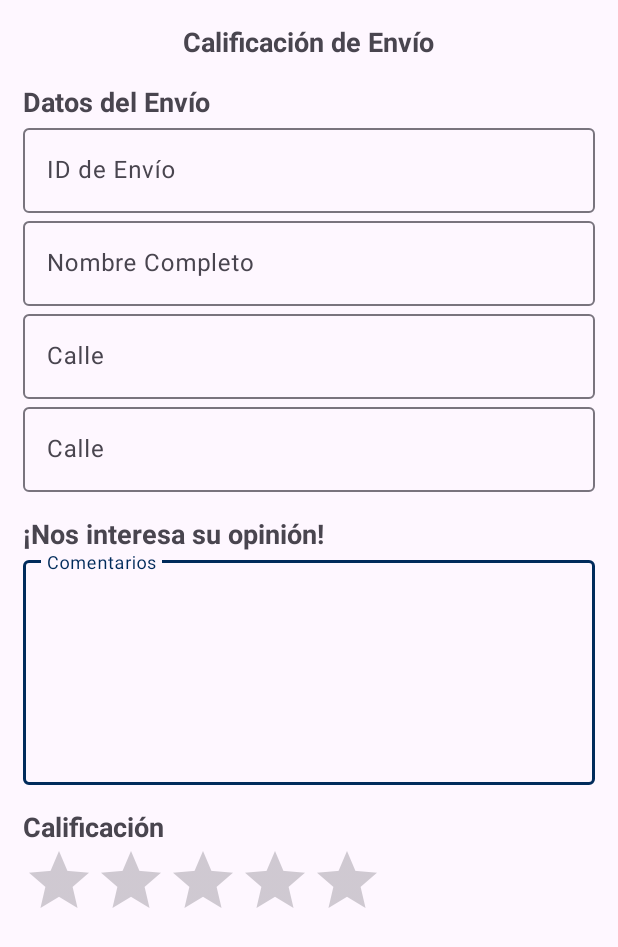
After one commit to Hannia946/proyectoMovil, an Android app: the CalificacionEnvioActivity screen opened directly, with no data from a screen before it, on a phone screen of 412 x 824 dp. The commit adds this screen. Shown: the top 947 px of the screen. Run offline under Robolectric (Android 15) with nearby library versions, the phone set to English and light mode, and no system bars.

Commit message:
Varios cambios: historial envios, calificaciónEnvio

```diff
--- a/app/src/main/AndroidManifest.xml
+++ b/app/src/main/AndroidManifest.xml
@@ -12,6 +12,9 @@
         android:supportsRtl="true"
         android:theme="@style/Theme.Proyecto"
         tools:targetApi="31">
+        <activity
+            android:name=".cliente.CalificacionEnvioActivity"
+            android:exported="false" />
         <activity
             android:name=".Repartidor.RepartidorHomeActivity"
             android:exported="false" />
--- a/app/src/main/java/com/example/proyecto/EnvioAdapter.kt
+++ b/app/src/main/java/com/example/proyecto/EnvioAdapter.kt
@@ -1,12 +1,14 @@
 package com.example.proyecto
 
+import android.content.Context
+import android.content.Intent
 import android.view.LayoutInflater
 import android.view.ViewGroup
 import androidx.recyclerview.widget.RecyclerView
+import com.example.proyecto.cliente.CalificacionEnvioActivity
 import com.example.proyecto.databinding.ItemEnvioBinding
-import com.example.proyecto.Envio
 
-class EnvioAdapter(private val listaEnvios: MutableList<Envio>) : RecyclerView.Adapter<EnvioAdapter.EnvioViewHolder>() {
+class EnvioAdapter(private val contexto: Context, private val listaEnvios: MutableList<Envio>) : RecyclerView.Adapter<EnvioAdapter.EnvioViewHolder>() {
 
     inner class EnvioViewHolder(val binding: ItemEnvioBinding) : RecyclerView.ViewHolder(binding.root)
 
@@ -23,8 +25,28 @@ class EnvioAdapter(private val listaEnvios: MutableList<Envio>) : RecyclerView.A
             tvDestinatario.text = "Destinatario: ${envio.nombreDestinatario} ${envio.apellidoDestinatario}"
             tvDireccionOrigen.text = "Origen: ${envio.calleRemitente} ${envio.noRemitente}, ${envio.coloniaRemitente}, ${envio.estadoRemitente}"
             tvDireccionDestino.text = "Destino: ${envio.calleDestinatario} ${envio.noDestinatario}, ${envio.coloniaDestinatario}, ${envio.estadoDestinatario}"
+            btnCalificar.setOnClickListener{calificacion(envio)}
         }
+
     }
+
+    private fun calificacion(envio :Envio) {
+        val intent = Intent(contexto, CalificacionEnvioActivity::class.java).apply {
+            putExtra("id", envio.id)
+            putExtra("calle", envio.calleRemitente)
+            putExtra("no", envio.noRemitente)
+            putExtra("colonia", envio.coloniaRemitente)
+            putExtra("estado", envio.estadoRemitente)
+
+            putExtra("calleD", envio.calleDestinatario)
+            putExtra("noD", envio.noDestinatario)
+            putExtra("coloniaD", envio.coloniaDestinatario)
+            putExtra("estadoD", envio.estadoDestinatario)
+
+        }
+        contexto.startActivity(intent)
+    }
+
 
     override fun getItemCount(): Int = listaEnvios.size
 }
--- /dev/null
+++ b/app/src/main/java/com/example/proyecto/cliente/CalificacionEnvioActivity.kt
@@ -0,0 +1,21 @@
+package com.example.proyecto.cliente
+
+import android.os.Bundle
+import androidx.activity.enableEdgeToEdge
+import androidx.appcompat.app.AppCompatActivity
+import androidx.core.view.ViewCompat
+import androidx.core.view.WindowInsetsCompat
+import com.example.proyecto.R
+
+class CalificacionEnvioActivity : AppCompatActivity() {
+    override fun onCreate(savedInstanceState: Bundle?) {
+        super.onCreate(savedInstanceState)
+        enableEdgeToEdge()
+        setContentView(R.layout.activity_calificacion_envio)
+        ViewCompat.setOnApplyWindowInsetsListener(findViewById(R.id.main)) { v, insets ->
+            val systemBars = insets.getInsets(WindowInsetsCompat.Type.systemBars())
+            v.setPadding(systemBars.left, systemBars.top, systemBars.right, systemBars.bottom)
+            insets
+        }
+    }
+}
--- a/app/src/main/java/com/example/proyecto/cliente/bottom_nav_fragments_cliente/FragmentHistorialEnviosCliente.kt
+++ b/app/src/main/java/com/example/proyecto/cliente/bottom_nav_fragments_cliente/FragmentHistorialEnviosCliente.kt
@@ -26,13 +26,16 @@ class FragmentHistorialEnviosCliente : Fragment() {
     override fun onViewCreated(view: View, savedInstanceState: Bundle?) {
         super.onViewCreated(view, savedInstanceState)
 
-        val adapter = EnvioAdapter(Datos.solicitudes)
+        val adapter = EnvioAdapter(requireContext(),Datos.solicitudes)
         binding.recyclerHistorial.layoutManager = LinearLayoutManager(requireContext())
         binding.recyclerHistorial.adapter = adapter
+
+
     }
 
     override fun onDestroyView() {
         super.onDestroyView()
         _binding = null
     }
+
 }
--- a/app/src/main/java/com/example/proyecto/cliente/bottom_nav_fragments_cliente/FragmentRegistroEnvioCliente.kt
+++ b/app/src/main/java/com/example/proyecto/cliente/bottom_nav_fragments_cliente/FragmentRegistroEnvioCliente.kt
@@ -46,6 +46,11 @@ class FragmentRegistroEnvioCliente : Fragment() {
         binding.SpinnerQtyPzas.adapter = adapterPiezas
 
         binding.btnRegistrarEnvio.setOnClickListener {
+            registrarEnvio()
+        }
+    }
+
+    private fun registrarEnvio(){
         val rNombre = binding.etNombreCompletoR.text.toString()
         val rApellido = binding.etApellidosR.text.toString()
         val rTel = binding.etTelefonoR.text.toString()
@@ -79,7 +84,7 @@ class FragmentRegistroEnvioCliente : Fragment() {
                 .setMessage("Llena todos los campos obligatorios")
                 .setPositiveButton("Aceptar") { dialog, _ -> dialog.dismiss() }
                 .show()
-                return@setOnClickListener
+            //return@setOnClickListener
         }
 
         // Mostrar ProgressBar
@@ -109,7 +114,6 @@ class FragmentRegistroEnvioCliente : Fragment() {
 
         }, 1500) // 1.5 segundos
 
-        }
     }
 
     private fun limpiarCampos() {
--- /dev/null
+++ b/app/src/main/res/layout/activity_calificacion_envio.xml
@@ -0,0 +1,139 @@
+<?xml version="1.0" encoding="utf-8"?>
+<ScrollView xmlns:android="http://schemas.android.com/apk/res/android"
+    xmlns:app="http://schemas.android.com/apk/res-auto"
+    xmlns:tools="http://schemas.android.com/tools"
+    android:id="@+id/main"
+    android:layout_width="match_parent"
+    android:layout_height="match_parent"
+    tools:context=".cliente.CalificacionEnvioActivity">
+
+    <androidx.appcompat.widget.LinearLayoutCompat
+        android:layout_width="match_parent"
+        android:layout_height="wrap_content"
+        android:orientation="vertical"
+        android:paddingStart="15dp"
+        android:paddingEnd="15dp"
+        android:paddingTop="15dp"
+        android:paddingBottom="80dp">
+
+        <TextView
+            android:text="@string/tituloCalificacion"
+            android:layout_gravity="center"
+            android:textSize="18sp"
+            android:textStyle="bold"
+            android:layout_width="wrap_content"
+            android:layout_height="wrap_content"/>
+
+        <TextView
+            android:text="@string/datosEnvio"
+            android:layout_gravity="start"
+            android:textSize="18sp"
+            android:textStyle="bold"
+            android:layout_marginTop="15dp"
+            android:layout_width="wrap_content"
+            android:layout_height="wrap_content"/>
+
+        <!--ID del envío-->
+        <com.google.android.material.textfield.TextInputLayout
+            android:layout_width="match_parent"
+            android:layout_height="wrap_content">
+
+            <EditText
+                android:hint="@string/etID"
+                android:id="@+id/etIdEnvio"
+                android:enabled="false"
+                android:layout_gravity="center"
+                android:layout_marginTop="15dp"
+                android:layout_width="match_parent"
+                android:layout_height="wrap_content"/>
+
+        </com.google.android.material.textfield.TextInputLayout>
+
+        <!--Nombre-->
+        <com.google.android.material.textfield.TextInputLayout
+            android:layout_width="match_parent"
+            android:layout_height="wrap_content">
+            <EditText
+                android:hint="@string/etNombreCompleto"
+                android:id="@+id/etNombreR"
+                android:enabled="false"
+                android:layout_gravity="center"
+                android:layout_marginTop="15dp"
+                android:layout_width="match_parent"
+                android:layout_height="wrap_content"/>
+
+        </com.google.android.material.textfield.TextInputLayout>
+
+
+        <!--Dirección de remitente-->
+        <com.google.android.material.textfield.TextInputLayout
+            android:layout_width="match_parent"
+            android:layout_height="wrap_content">
+            <EditText
+                android:id="@+id/etDireccionR"
+                android:hint="@string/etCalle"
+                android:enabled="false"
+                android:layout_gravity="center"
+                android:layout_marginTop="15dp"
+                android:inputType="textCapWords"
+                android:layout_width="match_parent"
+                android:layout_height="wrap_content"/>
+        </com.google.android.material.textfield.TextInputLayout>
+
+
+        <!--Dirección de destinatario-->
+        <com.google.android.material.textfield.TextInputLayout
+            android:layout_width="match_parent"
+            android:layout_height="wrap_content">
+            <EditText
+                android:id="@+id/etDireccionD"
+                android:enabled="false"
+                android:layout_gravity="center"
+                android:hint="@string/etCalle"
+                android:layout_marginTop="15dp"
+                android:inputType="textCapWords"
+                android:layout_width="match_parent"
+                android:layout_height="wrap_content"/>
+        </com.google.android.material.textfield.TextInputLayout>
+
+        <TextView
+            android:text="@string/nosInteresa"
+            android:textSize="18sp"
+            android:textStyle="bold"
+            android:layout_marginTop="15dp"
+            android:layout_width="wrap_content"
+            android:layout_height="wrap_content"/>
+        <com.google.android.material.textfield.TextInputLayout
+            android:layout_width="match_parent"
+            android:layout_height="wrap_content">
+
+            <EditText
+                android:id="@+id/ComentariosEnvio"
+                android:hint="@string/comentarios"
+                android:layout_width="match_parent"
+                android:layout_height="150dp"
+                android:ems="10"
+                android:gravity="start|top"
+                android:inputType="textMultiLine" />
+
+        </com.google.android.material.textfield.TextInputLayout>
+
+        <TextView
+            android:text="@string/calificacion"
+            android:textSize="18sp"
+            android:textStyle="bold"
+            android:layout_marginTop="15dp"
+            android:layout_width="wrap_content"
+            android:layout_height="wrap_content"/>
+
+        <RatingBar
+            android:id="@+id/ratingBar"
+            android:layout_width="wrap_content"
+            android:layout_height="wrap_content"
+            android:numStars="5"
+            android:stepSize="1.0" />
+
+
+    </androidx.appcompat.widget.LinearLayoutCompat>
+
+</ScrollView>
--- a/app/src/main/res/layout/item_envio.xml
+++ b/app/src/main/res/layout/item_envio.xml
@@ -43,5 +43,16 @@
             android:text="Destino: Dirección completa"
             android:layout_width="wrap_content"
             android:layout_height="wrap_content" />
+
+        <com.google.android.material.button.MaterialButton
+            android:id="@+id/btnCalificar"
+            android:textAllCaps="true"
+            card_view:cornerRadius="8dp"
+            android:layout_gravity="center"
+            android:text="@string/btnCalificar"
+            android:layout_width="wrap_content"
+            android:layout_height="wrap_content"
+            android:layout_marginTop="15dp"/>
+
     </LinearLayout>
 </androidx.cardview.widget.CardView>
--- a/app/src/main/res/values/strings.xml
+++ b/app/src/main/res/values/strings.xml
@@ -113,6 +113,14 @@
         <item>4</item>
     </string-array>
 
+    <string name="btnCalificar">Calificación de Envío</string>
+    <string name="etID">ID de Envío</string>
+    <string name="tituloCalificacion">Calificación de Envío</string>
+    <string name="nosInteresa">¡Nos interesa su opinión!</string>
+    <string name="datosEnvio">Datos del Envío</string>
+    <string name="comentarios">Comentarios</string>
+    <string name="calificacion">Calificación</string>
+
     <!---STRINGS DE ADMINISTRADOR-->
 
 
```
Lines whose indentation alone changed are shown as unchanged.
